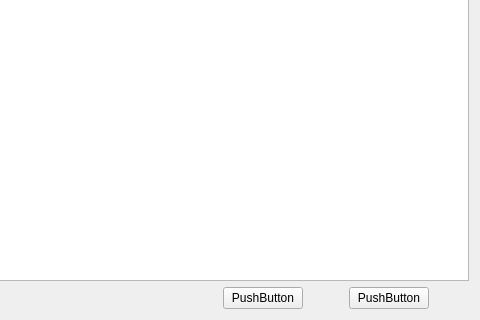
Qt form ctestwidget.ui (weinkym/test_obs) before a commit; both pictures show x 305 to 785 and y 156 to 476 of the 785 by 476 pixel window.
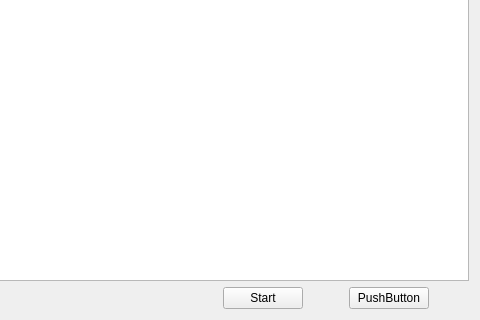
The same form after that commit.

Commit message: 增加测试窗口

Patch:
```diff
--- a/ctestwidget.ui
+++ b/ctestwidget.ui
@@ -35,7 +35,7 @@
      <item>
       <widget class="QPushButton" name="pushButton">
        <property name="text">
-        <string>PushButton</string>
+        <string>Start</string>
        </property>
       </widget>
      </item>
```
Left out of the diff: 2 changed lines with no effect on the pictures. The commit also changes 7 other files.
